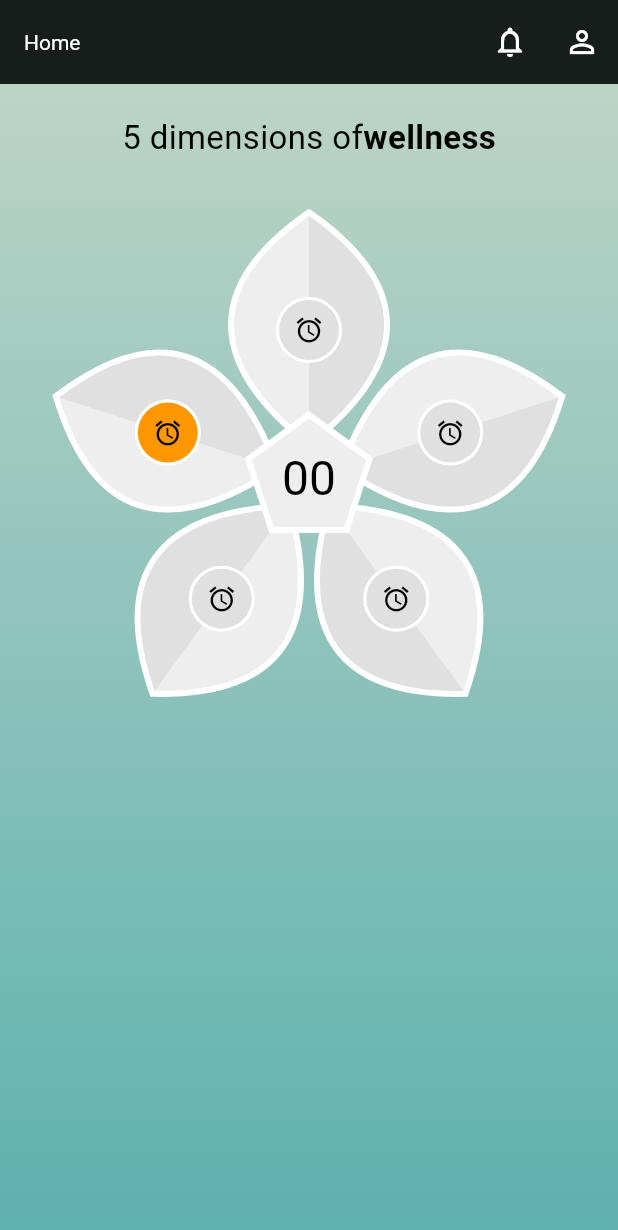
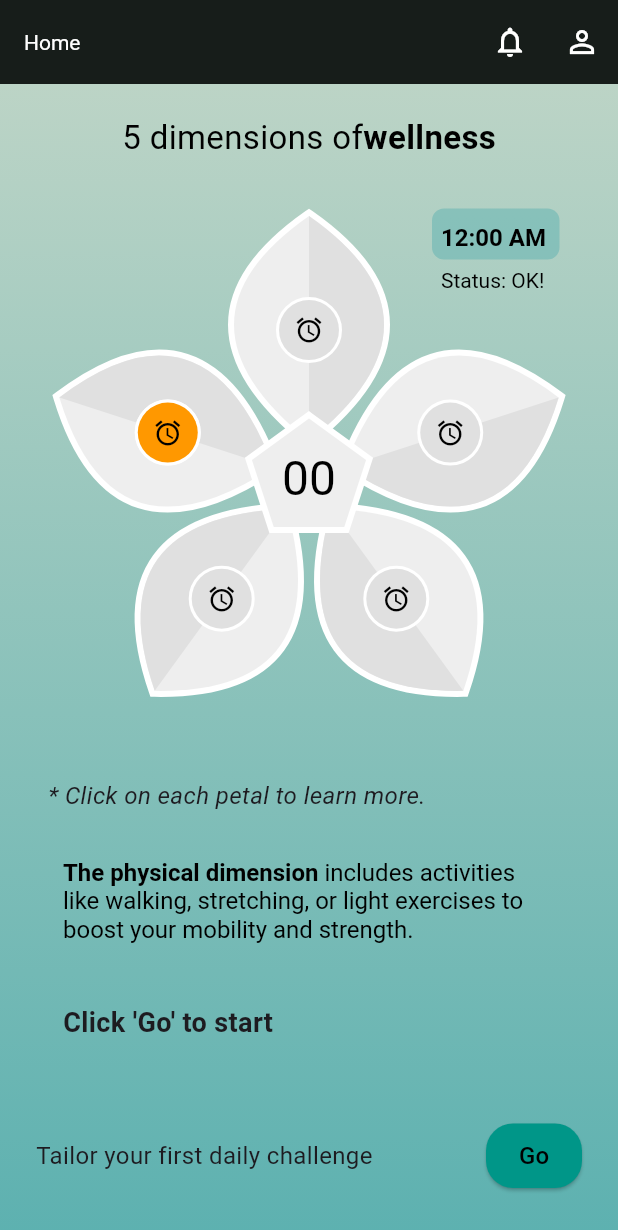
Before and after one commit to kingsmen1/destion_assesment_osman, a Flutter app: the screen it shows after launch, on a phone screen of 412 x 824 dp. Shown: the top 1230 px of the screen. Run offline on Flutter 3.47's test engine with Material 3 defaults, Android fonts, the light colour scheme and no system bars.

Commit message:
status-box;text-description;button.

```diff
--- a/lib/views/chart/flow_pie_chart_screen.dart
+++ b/lib/views/chart/flow_pie_chart_screen.dart
@@ -57,6 +57,77 @@
                 size: const Size(400, 400),
                 painter: FlowerPieChartPainter(),
               ),
+              const Padding(
+                padding: EdgeInsets.symmetric(horizontal: 24.0),
+                child: Text(
+                  '* Click on each petal to learn more.',
+                  style: TextStyle(
+                    fontStyle: FontStyle.italic,
+                    fontSize: 16,
+                  ),
+                ),
+              ),
+              const SizedBox(height: 20),
+              Padding(
+                padding:
+                    const EdgeInsets.symmetric(horizontal: 34, vertical: 10),
+                child: Column(
+                  crossAxisAlignment: CrossAxisAlignment.start,
+                  children: [
+                    RichText(
+                      text: const TextSpan(
+                        style: TextStyle(color: Colors.black, fontSize: 16),
+                        children: [
+                          TextSpan(
+                            text: 'The physical dimension ',
+                            style: TextStyle(fontWeight: FontWeight.bold),
+                          ),
+                          TextSpan(
+                            text:
+                                'includes activities like walking, stretching, or light exercises to boost your mobility and strength.',
+                          ),
+                        ],
+                      ),
+                    ),
+                    const SizedBox(height: 40),
+                    const Text(
+                      "Click 'Go' to start",
+                      style:
+                          TextStyle(fontWeight: FontWeight.bold, fontSize: 18),
+                    ),
+                  ],
+                ),
+              ),
+              const SizedBox(height: 20),
+              Expanded(
+                child: Padding(
+                  padding: const EdgeInsets.symmetric(horizontal: 16),
+                  child: Row(
+                    mainAxisAlignment: MainAxisAlignment.spaceBetween,
+                    children: [
+                      const Text(
+                        'Tailor your first daily challenge',
+                        style: TextStyle(fontSize: 16),
+                      ),
+                      ElevatedButton(
+                        onPressed: () {},
+                        style: ElevatedButton.styleFrom(
+                          backgroundColor: Colors.teal,
+                          padding: const EdgeInsets.symmetric(
+                              horizontal: 20, vertical: 10),
+                          shape: RoundedRectangleBorder(
+                            borderRadius: BorderRadius.circular(18),
+                          ),
+                        ),
+                        child: const Text(
+                          'Go',
+                          style: TextStyle(color: Colors.black, fontSize: 16),
+                        ),
+                      ),
+                    ],
+                  ),
+                ),
+              ),
             ],
           ),
         ),
--- a/pubspec.yaml
+++ b/pubspec.yaml
@@ -58,8 +58,8 @@
   uses-material-design: true
 
   # To add assets to your application, add an assets section, like this:
-  assets:
-    - assets/images/
+  # assets:
+  #   - assets/images/
   #   - images/a_dot_ham.jpeg
 
   # An image asset can refer to one or more resolution-specific "variants", see
```
Also changed, not shown: lib/views/chart/pie_chart.dart (+35 -11 lines).
